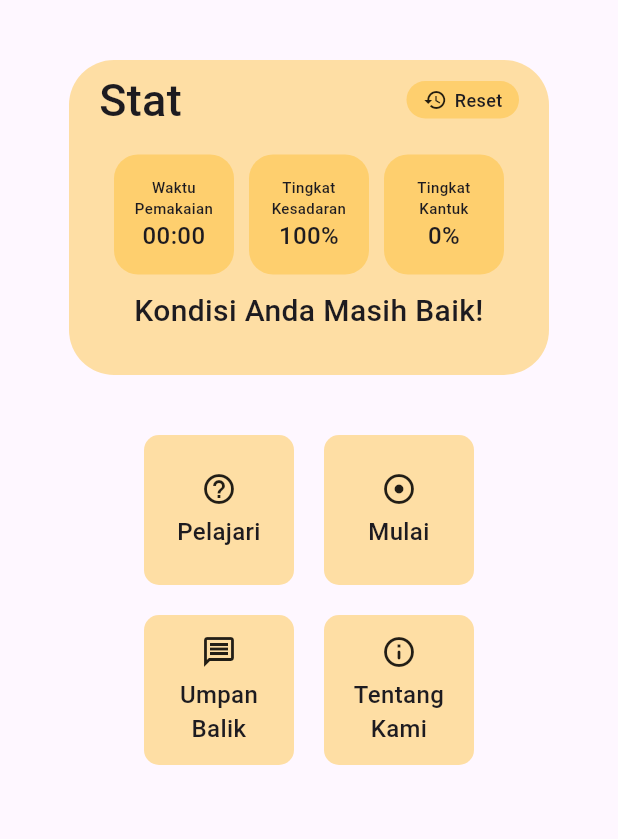
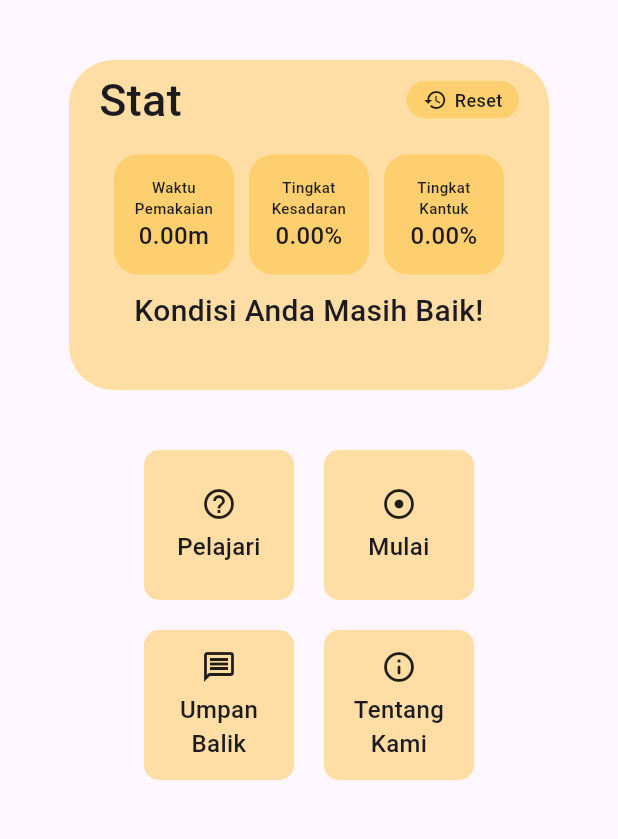
Before and after one commit to atalariq/flutter-drowsiness-detection, a Flutter app: the HomePage screen opened by its route, after a tap on "Reset", on a phone screen of 412 x 824 dp, the part 84-923 px from its top. Run offline on Flutter 3.47's test engine with Material 3 defaults, Android fonts, the phone set to English and light mode, and no system bars; our stand-ins replace camera, introduction_screen, shared_preferences; missing offline and left inert: flutter_ringtone_player, google_mlkit_face_detection; accounts and stored records are empty.

Commit message:
last revision?

```diff
--- a/lib/component/navigation_page_button.dart
+++ b/lib/component/navigation_page_button.dart
@@ -3,21 +3,25 @@ import 'package:flutter/material.dart';
 class NavButton extends StatelessWidget {
   final String text;
   final IconData icon;
-  final String destination;
+  final String? destination;
+  final VoidCallback? onTap;
 
   const NavButton({
     super.key,
     required this.text,
     required this.icon,
-    required this.destination,
+    this.destination,
+    this.onTap,
   });
 
   @override
   Widget build(BuildContext context) {
     return InkWell(
-      onTap: () {
-        Navigator.pushNamed(context, destination);
-      },
+      onTap: (destination != null)
+          ? () {
+              Navigator.pushNamed(context, destination!);
+            }
+          : onTap,
       child: Ink(
         width: 100,
         height: 100,
--- a/lib/component/statistic.dart
+++ b/lib/component/statistic.dart
@@ -1,28 +1,24 @@
 import 'package:flutter/material.dart';
 
-class StatsWidget extends StatefulWidget {
-  const StatsWidget({super.key});
+class StatWidget extends StatefulWidget {
+  final int uptime;
+  final double awakenessLevel;
+  final double drowsinessLevel;
+  final VoidCallback resetStat;
+
+  const StatWidget({
+    super.key,
+    required this.uptime,
+    required this.awakenessLevel,
+    required this.drowsinessLevel,
+    required this.resetStat,
+  });
 
   @override
-  State<StatsWidget> createState() => _StatsWidgetState();
+  State<StatWidget> createState() => _StatWidgetState();
 }
 
-class _StatsWidgetState extends State<StatsWidget> {
-  String _conclusion = "Kondisi Anda Masih Baik!";
-  String _uptime = "00:00";
-  int _awakeness = 100;
-  int _sleepiness = 0;
-
-  void _resetStats() {
-    // Implement your reset logic here
-    setState(() {
-      _conclusion = "Kondisi Anda Masih Baik!";
-      _uptime = "00:00";
-      _awakeness = 100;
-      _sleepiness = 0;
-    });
-  }
-
+class _StatWidgetState extends State<StatWidget> {
   // Stat Widget helper
   Widget _miniStat(String title, String value) {
     return Container(
@@ -61,9 +57,12 @@ class _StatsWidgetState extends State<StatsWidget> {
 
   @override
   Widget build(BuildContext context) {
+    String conclusion = (widget.drowsinessLevel < 0.4)
+        ? "Kondisi Anda Masih Baik!"
+        : "Anda Sebaiknya Istirahat!";
     return Container(
       width: 320,
-      height: 210,
+      height: 220,
       decoration: BoxDecoration(
         color: Color(0x66FFB81C),
         borderRadius: BorderRadius.all(Radius.circular(30)),
@@ -89,7 +88,7 @@ class _StatsWidgetState extends State<StatsWidget> {
                 ),
                 Spacer(),
                 InkWell(
-                  onTap: _resetStats, // Handle your callback
+                  onTap: widget.resetStat, // Handle your callback
                   child: Ink(
                     width: 75,
                     height: 25,
@@ -134,18 +133,21 @@ class _StatsWidgetState extends State<StatsWidget> {
               mainAxisAlignment: MainAxisAlignment.center,
               crossAxisAlignment: CrossAxisAlignment.center,
               children: [
-                _miniStat("Waktu\nPemakaian", _uptime),
+                _miniStat("Waktu\nPemakaian",
+                    "${(widget.uptime / 60).toDouble().toStringAsFixed(2)}m"),
                 SizedBox(width: 10),
-                _miniStat("Tingkat\nKesadaran", "${_awakeness.toString()}%"),
+                _miniStat("Tingkat\nKesadaran",
+                    "${(widget.awakenessLevel * 100).toStringAsFixed(2)}%"),
                 SizedBox(width: 10),
-                _miniStat("Tingkat\nKantuk", "${_sleepiness.toString()}%"),
+                _miniStat("Tingkat\nKantuk",
+                    "${(widget.drowsinessLevel * 100).toStringAsFixed(2)}%"),
               ],
             ),
           ),
 
           // Conclusion
           Text(
-            _conclusion,
+            conclusion,
             textAlign: TextAlign.center,
             style: TextStyle(
               fontSize: 20,
--- a/lib/screen/home.dart
+++ b/lib/screen/home.dart
@@ -1,16 +1,58 @@
+import 'package:camera/camera.dart';
 import 'package:flutter/material.dart';
-
+import 'package:shared_preferences/shared_preferences.dart';
 import '../component/statistic.dart';
 import '../component/navigation_page_button.dart';
+import 'monitoring.dart';
 
 class HomePage extends StatefulWidget {
-  const HomePage({super.key});
+  final List<CameraDescription> cameras;
+
+  const HomePage({super.key, required this.cameras});
 
   @override
   State<HomePage> createState() => _HomePageState();
 }
 
 class _HomePageState extends State<HomePage> {
+  int _uptime = 0;
+  int _oldUptime = 0;
+  double _awakenessLevel = 0.0;
+  double _drowsinessLevel = 0.0;
+
+  void _resetStat() {
+    setState(() {
+      _uptime = 0;
+      _oldUptime = 0;
+      _drowsinessLevel = 0.0;
+      _awakenessLevel = 0.0;
+    });
+    _saveStats();
+  }
+
+  Future<void> _saveStats() async {
+    final prefs = await SharedPreferences.getInstance();
+    await prefs.setInt('statUptime', _uptime);
+    await prefs.setDouble('statAwakenessLevel', _awakenessLevel);
+    await prefs.setDouble('statDrowsinessLevel', _drowsinessLevel);
+  }
+
+  _navigateNextPageAndRetriveValue(BuildContext context) async {
+    final List nextPageValues = await Navigator.push(
+      context,
+      MaterialPageRoute(
+          builder: (_) => MonitoringPage(
+                cameras: widget.cameras,
+              )),
+    );
+    setState(() {
+      _oldUptime = _uptime;
+      _uptime = nextPageValues[0];
+      _awakenessLevel = nextPageValues[1];
+      _drowsinessLevel = nextPageValues[2];
+    });
+  } //code continues below
+
   @override
   Widget build(BuildContext context) {
     return Scaffold(
@@ -46,14 +88,19 @@ class _HomePageState extends State<HomePage> {
           SizedBox(width: 10),
         ],
       ),
-      body: const Center(
+      body: Center(
         child: Column(
           mainAxisAlignment: MainAxisAlignment.start,
           children: <Widget>[
             SizedBox(height: 40),
 
             // Statistic
-            StatsWidget(),
+            StatWidget(
+              uptime: (_uptime + _oldUptime),
+              awakenessLevel: _awakenessLevel,
+              drowsinessLevel: _drowsinessLevel,
+              resetStat: _resetStat,
+            ),
 
             // Buttons
             SizedBox(height: 40),
@@ -70,14 +117,17 @@ class _HomePageState extends State<HomePage> {
                 NavButton(
                   text: "Mulai",
                   icon: Icons.adjust_outlined,
-                  destination: '/monitoring',
+                  onTap: () {
+                    _navigateNextPageAndRetriveValue(context);
+                  },
+                  // destination: '/monitoring',
                 ),
               ],
             ),
             SizedBox(height: 20),
             Row(
               mainAxisAlignment: MainAxisAlignment.center,
-              children: [
+              children: const [
                 NavButton(
                   text: "Umpan\nBalik",
                   icon: Icons.message_outlined,
--- a/lib/screen/settings.dart
+++ b/lib/screen/settings.dart
@@ -16,8 +16,6 @@ class _SettingsPageState extends State<SettingsPage> {
 
   final List<String> _alarmSounds = [
     'alarm1',
-    'alarm2',
-    'alarm3',
   ];
 
   @override
--- a/pubspec.yaml
+++ b/pubspec.yaml
@@ -25,6 +25,7 @@ flutter:
   uses-material-design: true
   assets:
     - assets/
+    - assets/audio/
 
   fonts:
     - family: Lexend
```
Also changed, not shown: lib/main.dart (+3 -5 lines), lib/screen/monitoring.dart (renamed from lib/screen/monitoring_v2.dart, +78 -12 lines), assets/logo.svg (deleted), 2 other files.
